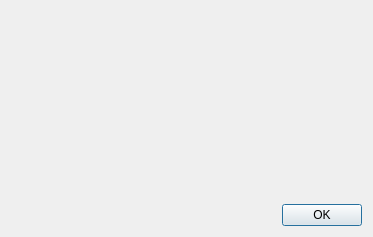
The window that gui_source/dialogabout.ui (horsicq/x64dbg-Plugin-Manager) describes before a commit, drawn with Qt 5.
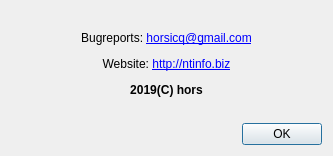
The same window after the commit.

Diff of the .ui file:
```diff
--- a/gui_source/dialogabout.ui
+++ b/gui_source/dialogabout.ui
@@ -9,8 +9,8 @@
    <rect>
     <x>0</x>
     <y>0</y>
-    <width>373</width>
-    <height>237</height>
+    <width>333</width>
+    <height>156</height>
    </rect>
   </property>
   <property name="windowTitle">
@@ -20,6 +20,29 @@
    <bool>true</bool>
   </property>
   <layout class="QVBoxLayout" name="verticalLayout">
+   <item>
+    <widget class="QLabel" name="labelVersion">
+     <property name="text">
+      <string/>
+     </property>
+     <property name="alignment">
+      <set>Qt::AlignCenter</set>
+     </property>
+    </widget>
+   </item>
+   <item>
+    <widget class="QLabel" name="labelInfo">
+     <property name="text">
+      <string>&lt;html&gt;&lt;head/&gt;&lt;body&gt;&lt;p align=&quot;center&quot;&gt;Bugreports: &lt;a href=&quot;mailto:horsicq@gmail.com&quot;&gt;&lt;span style=&quot; text-decoration: underline; color:#0000ff;&quot;&gt;horsicq@gmail.com&lt;/span&gt;&lt;/a&gt;&lt;/p&gt;&lt;p align=&quot;center&quot;&gt;Website: &lt;a href=&quot;http://ntinfo.biz&quot;&gt;&lt;span style=&quot; text-decoration: underline; color:#0000ff;&quot;&gt;http://ntinfo.biz&lt;/span&gt;&lt;/a&gt;&lt;/p&gt;&lt;p align=&quot;center&quot;&gt;&lt;span style=&quot; font-weight:600;&quot;&gt;2019(C) hors&lt;/span&gt;&lt;/p&gt;&lt;/body&gt;&lt;/html&gt;</string>
+     </property>
+     <property name="textFormat">
+      <enum>Qt::AutoText</enum>
+     </property>
+     <property name="openExternalLinks">
+      <bool>true</bool>
+     </property>
+    </widget>
+   </item>
    <item>
     <spacer name="verticalSpacer">
      <property name="orientation">
```
